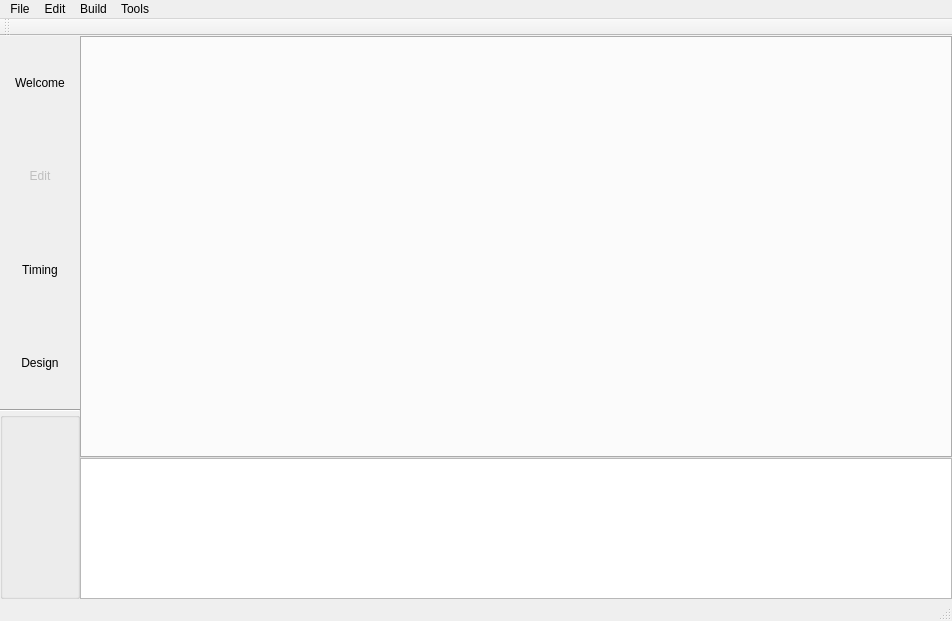
First picture: the form in mainwindow.ui, repository libresilicon/qtflow, before the edit.
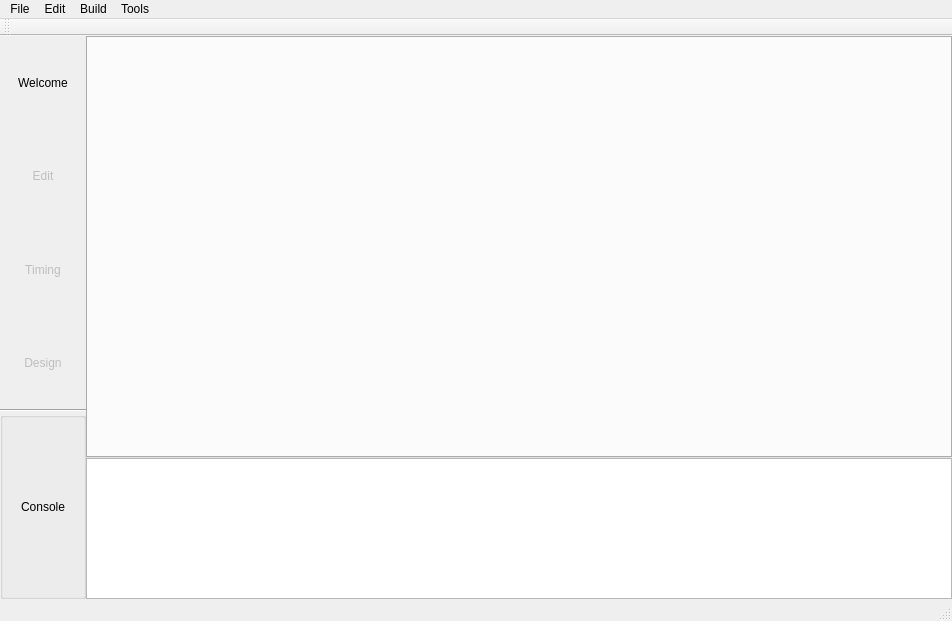
Second picture: the form after the edit.

Patch:
```diff
--- a/mainwindow.ui
+++ b/mainwindow.ui
@@ -94,6 +94,9 @@
        </item>
        <item>
         <widget class="QPushButton" name="mainTiming">
+         <property name="enabled">
+          <bool>false</bool>
+         </property>
          <property name="sizePolicy">
           <sizepolicy hsizetype="Minimum" vsizetype="Expanding">
            <horstretch>0</horstretch>
@@ -110,6 +113,9 @@
        </item>
        <item>
         <widget class="QPushButton" name="mainDesign">
+         <property name="enabled">
+          <bool>false</bool>
+         </property>
          <property name="sizePolicy">
           <sizepolicy hsizetype="Minimum" vsizetype="Expanding">
            <horstretch>0</horstretch>
@@ -136,6 +142,36 @@
          <property name="title">
           <string/>
          </property>
+         <layout class="QGridLayout" name="gridLayout">
+          <property name="leftMargin">
+           <number>0</number>
+          </property>
+          <property name="topMargin">
+           <number>0</number>
+          </property>
+          <property name="rightMargin">
+           <number>0</number>
+          </property>
+          <property name="bottomMargin">
+           <number>0</number>
+          </property>
+          <item row="0" column="0">
+           <widget class="QPushButton" name="tcshExpand">
+            <property name="sizePolicy">
+             <sizepolicy hsizetype="Minimum" vsizetype="Minimum">
+              <horstretch>0</horstretch>
+              <verstretch>0</verstretch>
+             </sizepolicy>
+            </property>
+            <property name="text">
+             <string>Console</string>
+            </property>
+            <property name="flat">
+             <bool>true</bool>
+            </property>
+           </widget>
+          </item>
+         </layout>
         </widget>
        </item>
       </layout>
```
Left out of the diff: 32 changed lines with no effect on the pictures.
